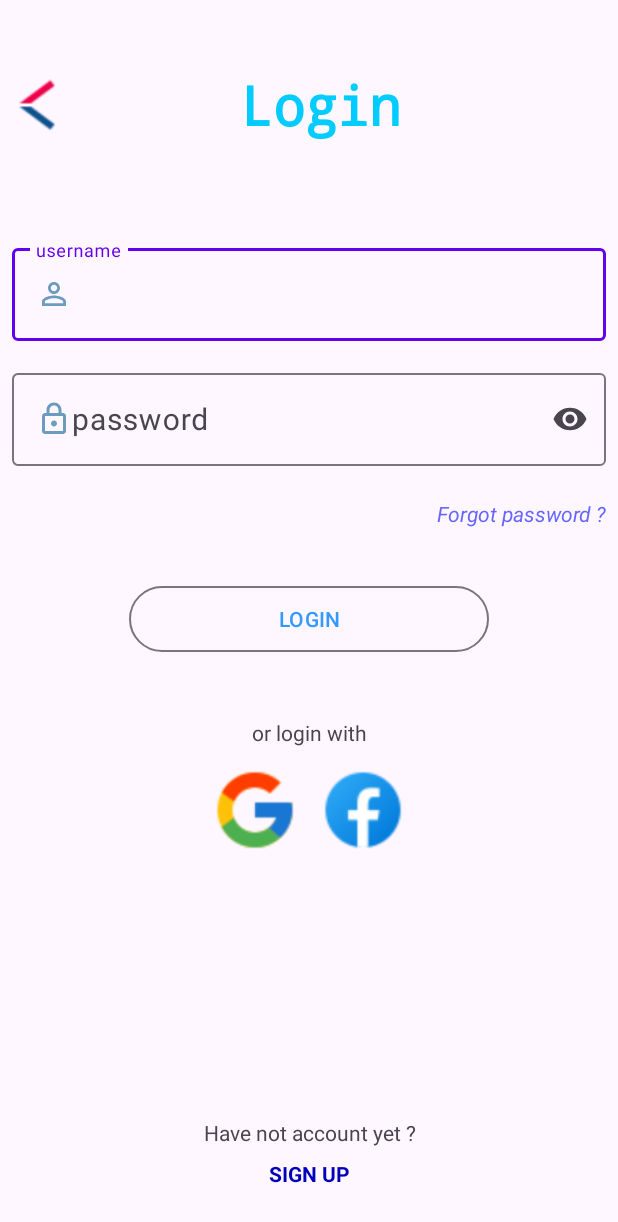
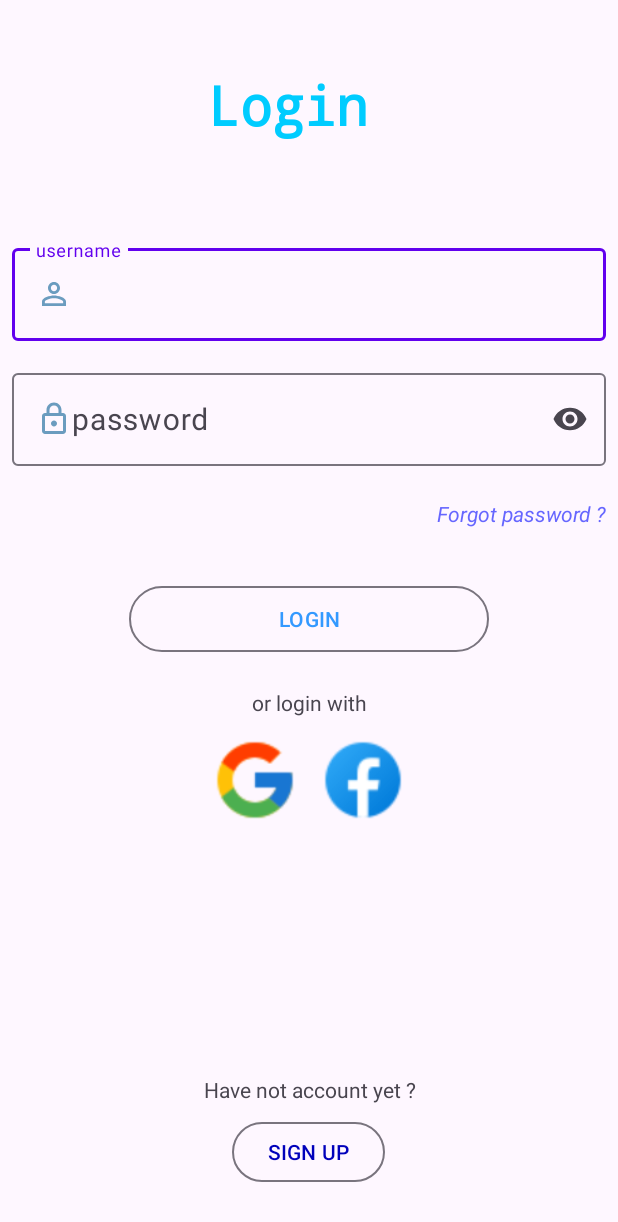
Before and after one commit to fit-hcmus-k21/gallery, an Android app: the screen it shows after launch (LoginActivity), on a phone screen of 412 x 824 dp. Shown: the top 1222 px of the screen. Run offline under Robolectric (Android 15) with nearby library versions, the phone set to English and light mode, and no system bars; our stand-ins replace Room's generated code, data binding; libraries missing offline, so code that uses them is left out: com.rx2androidnetworking.

Commit message:
added navigator between splash, login, register and main activity

```diff
--- a/app/src/main/java/com/example/gallery/ui/base/BaseActivity.java
+++ b/app/src/main/java/com/example/gallery/ui/base/BaseActivity.java
@@ -1,19 +1,18 @@
 package com.example.gallery.ui.base;
 
-import android.app.ProgressDialog;
 import android.os.Bundle;
+import android.widget.ProgressBar;
 
 import androidx.annotation.LayoutRes;
 import androidx.annotation.Nullable;
 import androidx.appcompat.app.AppCompatActivity;
 import androidx.databinding.DataBindingUtil;
 import androidx.databinding.ViewDataBinding;
-import androidx.lifecycle.ViewModelProvider;
 
 public abstract class BaseActivity<T extends ViewDataBinding, V extends BaseViewModel>
         extends AppCompatActivity implements BaseFragment.Callback {
 
-    private ProgressDialog mProgressDialog;
+    private ProgressBar mProgressBar;
     private T mViewDataBinding;
     protected V mViewModel ;
 
--- a/app/src/main/java/com/example/gallery/ui/login/LoginActivity.java
+++ b/app/src/main/java/com/example/gallery/ui/login/LoginActivity.java
@@ -16,6 +16,7 @@ import com.example.gallery.R;
 import com.example.gallery.databinding.Slide02LoginScreenBinding;
 import com.example.gallery.ui.base.BaseActivity;
 import com.example.gallery.ui.main.MainActivity;
+import com.example.gallery.ui.register.RegisterActivity;
 import com.example.gallery.ui.splash.SplashViewModel;
 
 /**
@@ -98,6 +99,8 @@ public class LoginActivity extends BaseActivity<Slide02LoginScreenBinding, Login
     @Override
     public void openRegisterActivity() {
         // open register activity
+        Intent intent = new Intent(LoginActivity.this, RegisterActivity.class);
+        startActivity(intent);
     }
 
 }
--- /dev/null
+++ b/app/src/main/java/com/example/gallery/ui/register/RegisterActivity.java
@@ -0,0 +1,4 @@
+package com.example.gallery.ui.register;
+
+public class RegisterActivity {
+}
--- /dev/null
+++ b/app/src/main/java/com/example/gallery/ui/register/RegisterNavigator.java
@@ -0,0 +1,4 @@
+package com.example.gallery.ui.register;
+
+public class RegisterNavigator {
+}
--- /dev/null
+++ b/app/src/main/java/com/example/gallery/ui/register/RegisterViewModel.java
@@ -0,0 +1,4 @@
+package com.example.gallery.ui.register;
+
+public class RegisterViewModel {
+}
--- a/app/src/main/java/com/example/gallery/ui/splash/SplashActivity.java
+++ b/app/src/main/java/com/example/gallery/ui/splash/SplashActivity.java
@@ -2,6 +2,7 @@ package com.example.gallery.ui.splash;
 
 import android.content.Intent;
 import android.os.Bundle;
+import android.os.Handler;
 import android.util.Log;
 import android.view.animation.Animation;
 import android.view.animation.LinearInterpolator;
@@ -19,7 +20,7 @@ import com.example.gallery.ui.main.MainActivity;
 
 public class SplashActivity extends BaseActivity<Slide01SplashScreenBinding, SplashViewModel> implements SplashNavigator {
 
-
+    private Slide01SplashScreenBinding mSplashBinding;
     @Override
     public int getBindingVariable() {
         return BR.viewModel;
@@ -33,26 +34,22 @@ public class SplashActivity extends BaseActivity<Slide01SplashScreenBinding, Spl
     @Override
     protected void onCreate( Bundle savedInstanceState) {
         super.onCreate(savedInstanceState);
-
+        mSplashBinding = getViewDataBinding();
 
         // Inside SplashActivity
         mViewModel = new ViewModelProvider(this).get(SplashViewModel.class);
 
-        if (mViewModel != null) {
-            Log.e("SplashActivity", "mViewModel is not null");
-            mViewModel.setNavigator(this);
-            mViewModel.startSeeding();
-
+        if (mSplashBinding != null && mViewModel != null) {
+            Log.e("SplashActivity", "mSplashBinding and mViewModel are not null");
         } else {
-            // print to log
-            Log.e("SplashActivity", "mViewModel is null");
-
+            Log.e("SplashActivity", "mSplashBinding or mViewModel is null");
         }
 
+        mViewModel.setNavigator(this);
 
 
         // set transition for gallery icon
-        ImageView rotatingImageView = findViewById(R.id.gallery_icon);
+        ImageView rotatingImageView = mSplashBinding.galleryIcon;
 
         RotateAnimation rotateAnimation = new RotateAnimation(0, 360,
                 Animation.RELATIVE_TO_SELF, 0.5f,
@@ -63,6 +60,17 @@ public class SplashActivity extends BaseActivity<Slide01SplashScreenBinding, Spl
         rotateAnimation.setRepeatCount(Animation.INFINITE);
 
         rotatingImageView.startAnimation(rotateAnimation);
+
+        new Handler().postDelayed(() -> {
+            mSplashBinding.setViewModel(mViewModel);
+            mViewModel.startSeeding();
+        }, 500); // wait a second before starting seeding
+
+
+
+
+
+
 
     }
 
--- a/app/src/main/java/com/example/gallery/ui/splash/SplashViewModel.java
+++ b/app/src/main/java/com/example/gallery/ui/splash/SplashViewModel.java
@@ -12,12 +12,10 @@ public class SplashViewModel extends BaseViewModel<SplashNavigator> {
 
 
     public SplashViewModel() {
-
     }
 
     public void startSeeding() {
         // do something here such as seed db
-
         decideNextActivity();
 
     }
@@ -28,6 +26,7 @@ public class SplashViewModel extends BaseViewModel<SplashNavigator> {
          * if user login before, open main activity
          * else: open login activity
          */
+
 
         if (getDataManager().getCurrentUserLoggedInMode() == DataManager.LoggedInMode.LOGGED_IN_MODE_LOGGED_OUT.getType()) {
             getNavigator().openLoginActivity();
--- a/app/src/main/res/layout/slide02_login_screen.xml
+++ b/app/src/main/res/layout/slide02_login_screen.xml
@@ -7,6 +7,7 @@
 
     <data>
 
+        <import type="android.view.View" />
         <variable
             name="viewModel"
             type="com.example.gallery.ui.login.LoginViewModel" />
@@ -25,12 +26,12 @@
             android:layout_marginTop="40dp"
             android:orientation="horizontal">
 
-            <ImageButton
-                android:layout_width="36dp"
-                android:layout_height="36dp"
-                android:layout_gravity="center_vertical"
-                android:layout_marginStart="8dp"
-                android:background="@drawable/icon_back_01" />
+<!--            <ImageButton-->
+<!--                android:layout_width="36dp"-->
+<!--                android:layout_height="36dp"-->
+<!--                android:layout_gravity="center_vertical"-->
+<!--                android:layout_marginStart="8dp"-->
+<!--                android:background="@drawable/icon_back_01" />-->
 
             <com.google.android.material.textview.MaterialTextView
                 android:layout_width="match_parent"
@@ -102,6 +103,7 @@
         </com.google.android.material.textfield.TextInputLayout>
 
 
+
         <com.google.android.material.textview.MaterialTextView
             android:id="@+id/forgot_password"
             android:layout_width="wrap_content"
@@ -122,6 +124,16 @@
             app:layout_constraintTop_toBottomOf="@+id/login_button"
             app:layout_constraintVertical_bias="0.347" />
 
+
+        <androidx.core.widget.ContentLoadingProgressBar
+            android:id="@+id/progress_bar"
+            style="?android:attr/progressBarStyleLarge"
+            android:layout_width="60dp"
+            android:layout_height="60dp"
+            android:layout_gravity="center"
+            android:visibility="@{viewModel.isLoading ? View.VISIBLE : View.GONE}" />
+
+
         <com.google.android.material.button.MaterialButton
             android:id="@+id/button_login"
 
@@ -140,14 +152,14 @@
             app:layout_constraintStart_toStartOf="parent"
             app:layout_constraintTop_toBottomOf="@+id/password"
             app:layout_constraintVertical_bias="0.287"
-            android:onClick="@{()->viewModel.onServerLoginClick()}"
+            android:onClick="@{()->viewModel.onServerLoginClicked()}"
 
             />
 
         <com.google.android.material.textview.MaterialTextView
             android:layout_width="match_parent"
             android:layout_height="wrap_content"
-            android:layout_marginTop="40dp"
+            android:layout_marginTop="20dp"
 
             android:gravity="center_horizontal"
             android:text="or login with"
@@ -202,17 +214,17 @@
 
                     />
 
-                <TextView
+                <com.google.android.material.button.MaterialButton
                     android:id="@+id/textSignUp"
-                    android:layout_width="match_parent"
+                    style="?attr/materialButtonOutlinedStyle"
+                    android:layout_width="wrap_content"
                     android:layout_height="wrap_content"
                     android:layout_marginTop="8dp"
-                    android:gravity="center"
+                    android:layout_gravity="center"
 
                     android:text="SIGN UP"
                     android:textColor="#0000BB"
-                    android:textStyle="bold"
-
+                    android:onClick="@{()->viewModel.onRegisterClicked()}"
                     />
             </LinearLayout>
 
```
Also changed, not shown: app/src/main/java/com/example/gallery/ui/login/LoginViewModel.java (+11 -3 lines), app/src/main/res/layout/slide01_splash_screen.xml (+11 -0 lines).
